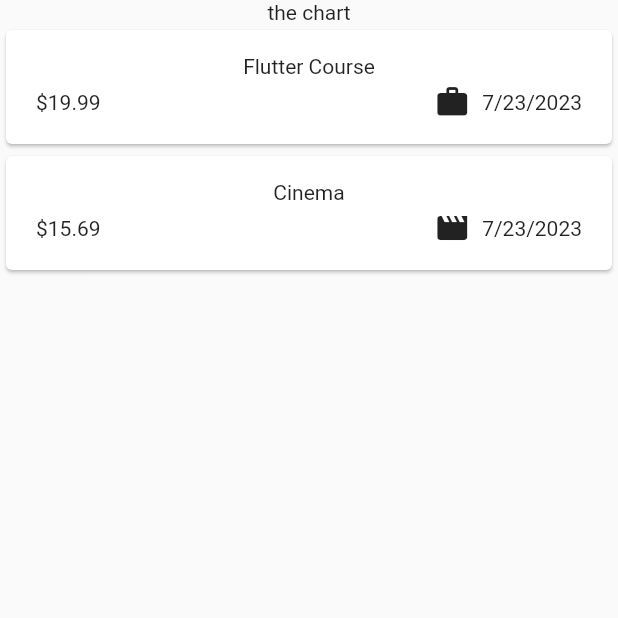
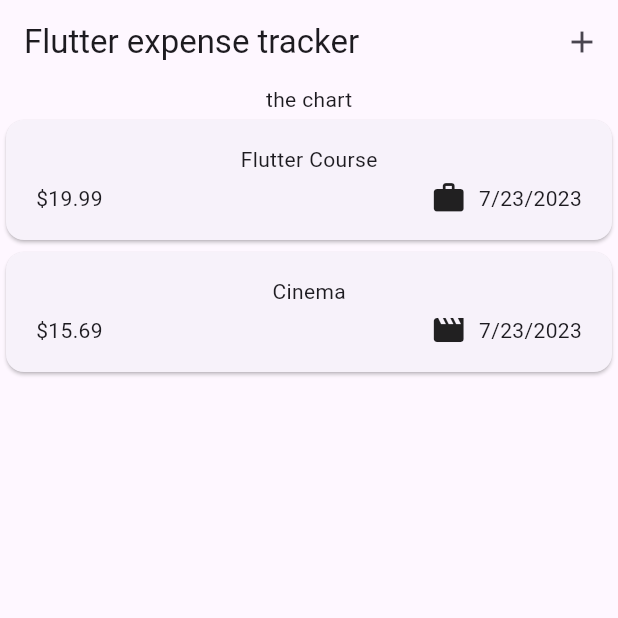
Before and after one commit to deepBn/expense_tracker, a Flutter app: the screen it shows after launch, on a phone screen of 412 x 824 dp, the top half of it. Run offline on Flutter 3.47's test engine with Material 2 defaults, Android fonts, the phone set to English and light mode, and no system bars.

Commit message:
Added appbar and enabled material3 theme

```diff
--- a/lib/main.dart
+++ b/lib/main.dart
@@ -2,7 +2,8 @@ import 'package:expense_tracker/widgets/expenses.dart';
 import 'package:flutter/material.dart';
 
 void main(List<String> args) {
-  runApp(const MaterialApp(
-    home: Expenses(),
+  runApp(MaterialApp(
+    theme: ThemeData(useMaterial3: true),
+    home: const Expenses(),
   ));
 }
--- a/lib/widgets/expenses.dart
+++ b/lib/widgets/expenses.dart
@@ -28,6 +28,15 @@ class _ExpensesState extends State<Expenses> {
   @override
   Widget build(BuildContext context) {
     return Scaffold(
+      appBar: AppBar(
+        title: const Text("Flutter expense tracker"),
+        actions: [
+          IconButton(
+            onPressed: () {},
+            icon: const Icon(Icons.add),
+          )
+        ],
+      ),
       body: Column(
         children: [
           const Text("the chart"),
```
